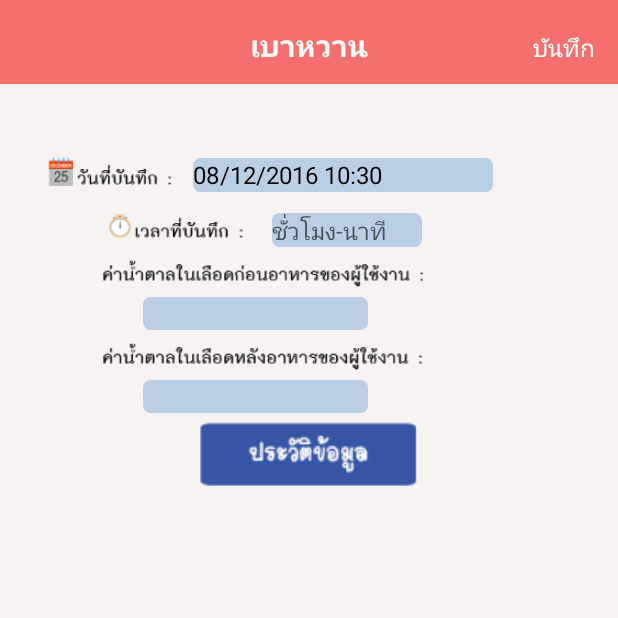
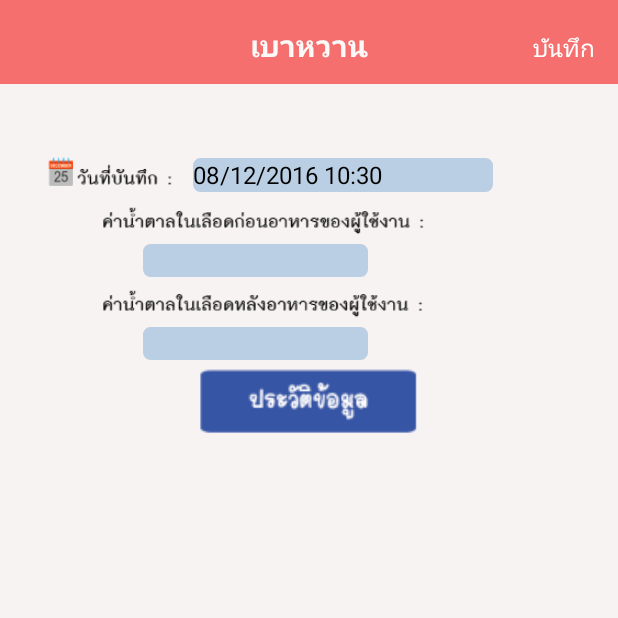
Before and after one commit to jirapornpraneet/AppHappyHealthy, an Android app: the Diabetes screen opened directly, with no data from a screen before it, on a phone screen of 412 x 824 dp, the top half of it. Run offline under Robolectric (Android 15) with nearby library versions, the phone set to English and light mode, and no system bars; libraries missing offline, so code that uses them is left out: com.squareup.okhttp; 2 statements that could not run were skipped.

Commit message:
DateTimeNew

```diff
--- a/app/src/main/java/com/example/nut/happyhealthy/Diabetes.java
+++ b/app/src/main/java/com/example/nut/happyhealthy/Diabetes.java
@@ -32,8 +32,8 @@ public class Diabetes extends AppCompatActivity {
 
     //การประกาศตัวแปร
     private DiabetesTABLE objdiabetesTABLE;
-    private EditText D_costSugarBefore,D_costSugarAfter,D_time;
-    private String  str_D_Date,str_D_Time, intCostSugarBefore,intCostSugarAfter,str_L_before,str_L_after ;
+    private EditText D_costSugarBefore,D_costSugarAfter;
+    private String  str_D_Date, intCostSugarBefore,intCostSugarAfter,str_L_before,str_L_after ;
     private TextView  D_date;
     SimpleDateFormat df_show,df_insert;
     Calendar c;
@@ -47,7 +47,6 @@ public class Diabetes extends AppCompatActivity {
 
         //Bind wiget
         D_date = (TextView)findViewById(R.id.D_date);
-        D_time = (EditText) findViewById(R.id.D_time);
         D_costSugarBefore = (EditText) findViewById(R.id.D_costSugarBefore);
         D_costSugarAfter = (EditText) findViewById(R.id.D_costSugarAfter);
 
@@ -73,7 +72,6 @@ public class Diabetes extends AppCompatActivity {
 
         //get value edit tezt
         str_D_Date = df_insert.format(c.getTime());
-        str_D_Time = D_time.getText().toString().trim();
         intCostSugarBefore = D_costSugarBefore.getText().toString().trim();
         intCostSugarAfter = D_costSugarAfter.getText().toString().trim();
 
@@ -111,7 +109,6 @@ public class Diabetes extends AppCompatActivity {
        AlertDialog.Builder builder = new AlertDialog.Builder(this);
         builder.setTitle("คุณต้องการบันทึกข้อมูลใช่ไหม?");
         builder.setMessage(" วันที่ :" + str_D_Date+ "\n"
-                + " เวลา : " + str_D_Time +"\n"
                 + " ค่าน้ำตาลก่อนอาหาร : " + intCostSugarBefore +"\n"
                 + " อยู่ในเกณฑ์ที่ :" + str_L_before + "\n"
                 + " ค่าน้ำตาลหลังอาหาร : " + intCostSugarAfter+"\n"
@@ -180,7 +177,6 @@ public class Diabetes extends AppCompatActivity {
         long inSertDataUser = objdiabetesTABLE.addNewValueToSQLite
                 (str_D_Date, Integer.parseInt(intCostSugarBefore), Integer.parseInt(intCostSugarAfter),str_L_before,str_L_after);
         D_date.setText("");
-        D_time.setText("");
         D_costSugarBefore.setText("");
         D_costSugarAfter.setText("");
         Toast.makeText(Diabetes.this,"บันทึกข้อมูลเรียบร้อย",Toast.LENGTH_SHORT).show();
--- a/app/src/main/res/layout/activity_diabetes.xml
+++ b/app/src/main/res/layout/activity_diabetes.xml
@@ -80,34 +80,6 @@
                 android:layout_marginLeft="8dp"
                 android:layout_marginTop="4dp"
                 android:hint="วัน-เดือน-ปี" />
-        </LinearLayout>
-
-
-        <LinearLayout
-            android:orientation="horizontal"
-            android:layout_width="match_parent"
-            android:layout_height="wrap_content">
-
-            <ImageView
-                android:layout_width="95dp"
-                android:layout_height="35dp"
-                android:id="@+id/imageViewtime"
-                android:layout_marginLeft="53dp"
-                android:src="@drawable/timedis" />
-
-            <EditText
-                android:layout_width="100dp"
-                android:layout_height="wrap_content"
-                android:inputType="time"
-                android:ems="10"
-                android:id="@+id/D_time"
-                android:textColor="#000000"
-                android:background="@drawable/my_box_dis"
-                android:layout_gravity="center_vertical"
-                android:textSize="16dp"
-                android:layout_marginLeft="17dp"
-                android:layout_marginTop="5dp"
-                android:hint="ชั่วโมง-นาที" />
         </LinearLayout>
 
 
```
Also changed, not shown: app/src/main/java/com/example/nut/happyhealthy/Kidney.java (+2 -5 lines), app/src/main/java/com/example/nut/happyhealthy/Pressure.java (+2 -6 lines), app/src/main/res/layout/activity_kidney.xml (+0 -27 lines), app/src/main/res/layout/activity_pressure.xml (+0 -26 lines).
